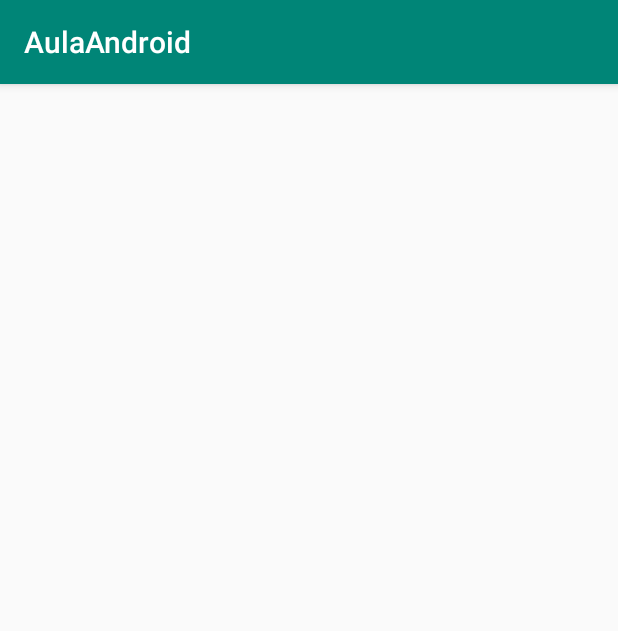
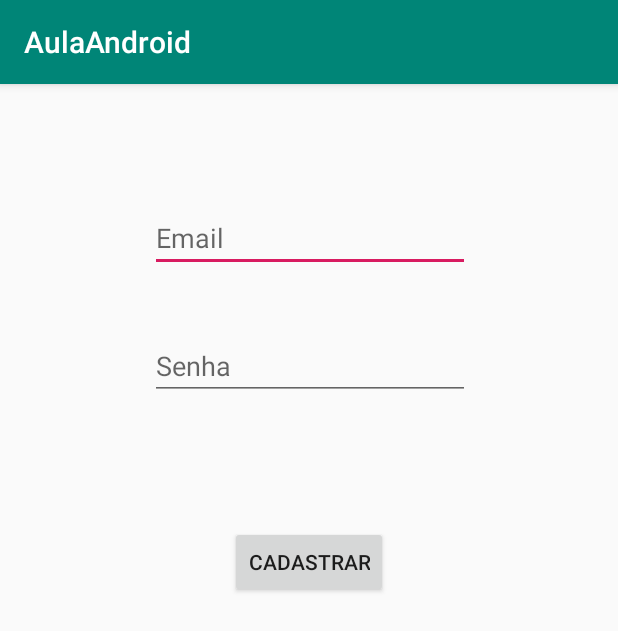
Before and after one commit to AnnaFragoso/AulaAndroid, an Android app: the screen it shows after launch (CadastroActivity), on a phone screen of 412 x 824 dp. Shown: the top 631 px of the screen. Run offline under Robolectric (Android 15) with nearby library versions, the phone set to English and light mode, and no system bars.

```diff
--- a/app/src/main/java/com/example/annafragoso/aulaandroid/CadastroActivity.java
+++ b/app/src/main/java/com/example/annafragoso/aulaandroid/CadastroActivity.java
@@ -1,13 +1,40 @@
 package com.example.annafragoso.aulaandroid;
 
+import android.content.SharedPreferences;
 import android.support.v7.app.AppCompatActivity;
 import android.os.Bundle;
+import android.view.View;
+import android.widget.Button;
+import android.widget.EditText;
 
 public class CadastroActivity extends AppCompatActivity {
+    EditText txtEmail;
+    EditText txtSenha;
+    Button btnCad;
 
     @Override
     protected void onCreate(Bundle savedInstanceState) {
         super.onCreate(savedInstanceState);
         setContentView(R.layout.activity_cadastro);
+
+        txtEmail = findViewById(R.id.txtEmail);
+        txtSenha = findViewById(R.id.txtSenha);
+        btnCad = findViewById(R.id.btnCad);
+
+        View.OnClickListener listener = new View.OnClickListener() {
+
+            @Override
+            public void onClick(View v) {
+                Usuario usuario = new Usuario();
+                usuario.setEmail(txtEmail.getText().toString());
+                usuario.setSenha(txtSenha.getText().toString());
+
+                UsuarioSingleton.getInstance().setUsuario(usuario);
+
+                SharedPreferences prefs = getSharedPreferences("usuario", MODE_PRIVATE);
+            }
+        };
+        btnCad.setOnClickListener(listener);
+
     }
 }
--- a/app/src/main/res/layout/activity_cadastro.xml
+++ b/app/src/main/res/layout/activity_cadastro.xml
@@ -6,4 +6,51 @@
     android:layout_height="match_parent"
     tools:context=".CadastroActivity">
 
+    <EditText
+        android:id="@+id/txtEmail"
+        android:layout_width="wrap_content"
+        android:layout_height="wrap_content"
+        android:layout_marginStart="8dp"
+        android:layout_marginLeft="8dp"
+        android:layout_marginTop="80dp"
+        android:layout_marginEnd="8dp"
+        android:layout_marginRight="8dp"
+        android:ems="10"
+        android:hint="Email"
+        android:inputType="textEmailAddress"
+        app:layout_constraintEnd_toEndOf="parent"
+        app:layout_constraintHorizontal_bias="0.503"
+        app:layout_constraintStart_toStartOf="parent"
+        app:layout_constraintTop_toTopOf="parent" />
+
+    <EditText
+        android:id="@+id/txtSenha"
+        android:layout_width="wrap_content"
+        android:layout_height="wrap_content"
+        android:layout_marginStart="8dp"
+        android:layout_marginLeft="8dp"
+        android:layout_marginTop="40dp"
+        android:layout_marginEnd="8dp"
+        android:layout_marginRight="8dp"
+        android:ems="10"
+        android:hint="Senha"
+        android:inputType="textPassword"
+        app:layout_constraintEnd_toEndOf="parent"
+        app:layout_constraintHorizontal_bias="0.503"
+        app:layout_constraintStart_toStartOf="parent"
+        app:layout_constraintTop_toBottomOf="@+id/txtEmail" />
+
+    <Button
+        android:id="@+id/btnCad"
+        android:layout_width="wrap_content"
+        android:layout_height="wrap_content"
+        android:layout_marginStart="8dp"
+        android:layout_marginLeft="8dp"
+        android:layout_marginTop="84dp"
+        android:layout_marginEnd="8dp"
+        android:layout_marginRight="8dp"
+        android:text="Cadastrar"
+        app:layout_constraintEnd_toEndOf="parent"
+        app:layout_constraintStart_toStartOf="parent"
+        app:layout_constraintTop_toBottomOf="@+id/txtSenha" />
 </android.support.constraint.ConstraintLayout>
```
Also changed, not shown: app/src/main/java/com/example/annafragoso/aulaandroid/Usuario.java (added, +22 -0 lines), app/src/main/java/com/example/annafragoso/aulaandroid/UsuarioSingleton.java (added, +24 -0 lines).
